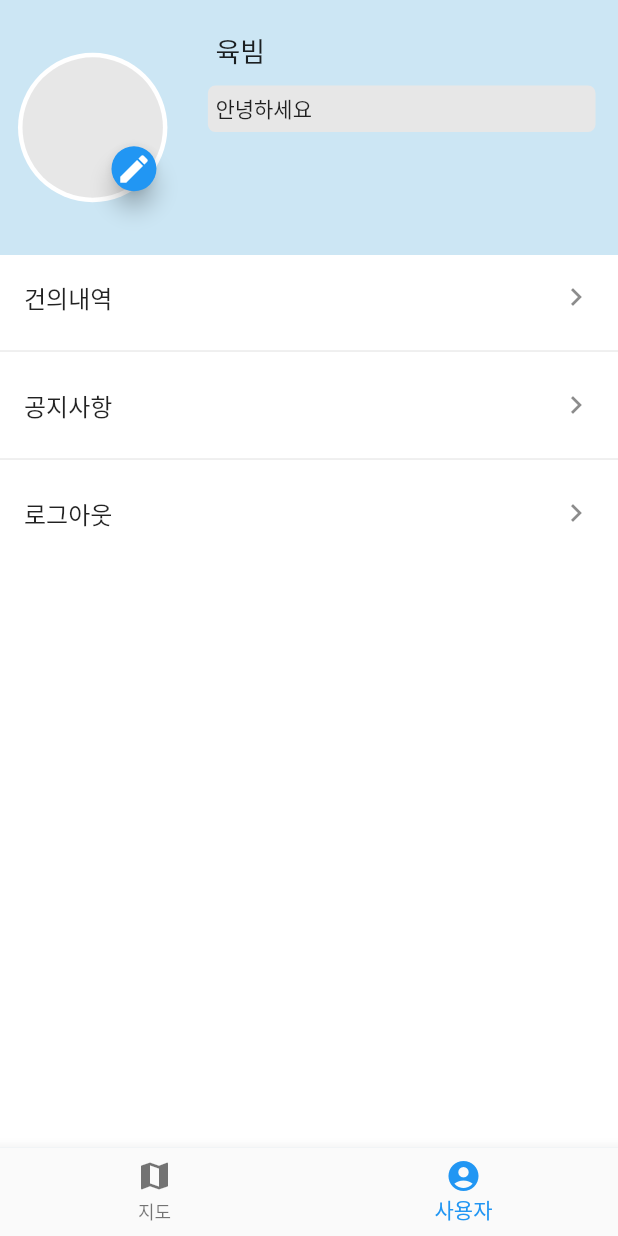
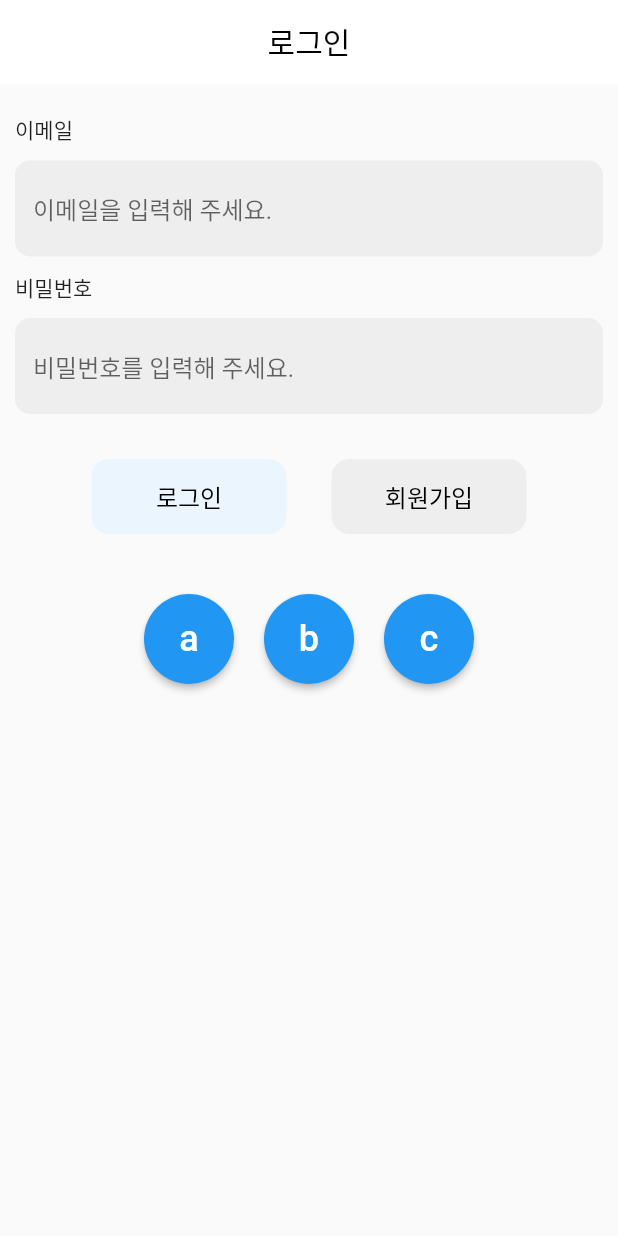
Before and after one commit to Yukhoebibimbap/huemap, a Flutter app: the screen it shows after launch, on a phone screen of 412 x 824 dp. Run offline on Flutter 3.47's test engine with Material 2 defaults, Android fonts, the phone set to English and light mode, and no system bars; our stand-ins replace fluttertoast, geolocator, permission_handler, webview_flutter.

Commit message:
[#182] feat: login view 작성

```diff
--- a/frontend/lib/ui/page/root_page.dart
+++ b/frontend/lib/ui/page/root_page.dart
@@ -4,7 +4,7 @@ import 'package:provider/provider.dart';
 import 'package:huemap_app/ui/viewmodel/map_viewmodel.dart';
 import 'package:huemap_app/ui/view/user_view.dart';
 
-void main(){runApp(const MaterialApp(home:RootPage()));}
+// void main(){runApp(const MaterialApp(home:RootPage()));}
 
 class RootPage extends StatefulWidget {
   const RootPage({Key? key}) : super(key: key);
--- /dev/null
+++ b/frontend/lib/ui/view/login_view.dart
@@ -0,0 +1,161 @@
+import 'package:flutter/material.dart';
+
+void main(){runApp(const MaterialApp(home:LoginView()));}
+
+
+class LoginView extends StatelessWidget {
+  const LoginView({Key? key}) : super(key: key);
+
+  @override
+  Widget build(BuildContext context) {
+    return Container(
+      child: Scaffold(
+        appBar: AppBar(
+          backgroundColor: Colors.white,
+          foregroundColor: Colors.black,
+          elevation: 0,
+          title: const Center(child: Text('로그인')),
+        ),
+        body: Column(
+          mainAxisAlignment: MainAxisAlignment.start,
+          crossAxisAlignment: CrossAxisAlignment.stretch,
+          children: [
+            Container(
+              padding: const EdgeInsets.only(left: 10, top: 20),
+              child: const Text('이메일'),
+            ),
+            Container(
+              padding: const EdgeInsets.all(10),
+              child: TextField(
+                decoration: InputDecoration(
+                  border: OutlineInputBorder(
+                    borderRadius: BorderRadius.circular(10),
+                    borderSide: BorderSide.none,
+                  ),
+                  filled: true,
+                  fillColor: const Color(0xFFEEEEEE),
+                  hintText: '이메일을 입력해 주세요.'
+                )
+              )
+            ),
+            Container(
+              padding: const EdgeInsets.only(left: 10),
+              child: const Text('비밀번호'),
+            ),
+            Container(
+                padding: const EdgeInsets.only(top: 10, left: 10, right: 10, bottom: 30),
+                child: TextField(
+                    decoration: InputDecoration(
+                        border: OutlineInputBorder(
+                          borderRadius: BorderRadius.circular(10),
+                          borderSide: BorderSide.none,
+                        ),
+                        filled: true,
+                        fillColor: const Color(0xFFEEEEEE),
+                        hintText: '비밀번호를 입력해 주세요.'
+                    )
+                )
+            ),
+            Container(
+              padding: EdgeInsets.only(bottom: 30),
+              child: Row(
+                mainAxisAlignment: MainAxisAlignment.center,
+                children: [
+                  Container(
+                    width: 160,
+                    height: 50,
+                    padding: EdgeInsets.symmetric(horizontal:15),
+                    child: TextButton(
+                      onPressed: (){},
+                      style: TextButton.styleFrom(
+                        backgroundColor: const Color(0xCCE6F4FF),
+                        foregroundColor: Colors.black,
+                        shape: RoundedRectangleBorder(
+                          borderRadius: BorderRadius.circular(12),
+                        )
+                      ),
+                      child: const Text(
+                          '로그인',
+                          style: TextStyle(
+                            fontSize: 16,
+                          )
+                      )
+                    ),
+                  ),
+                  Container(
+                    width: 160,
+                    height: 50,
+                    padding: EdgeInsets.symmetric(horizontal:15),
+                    child: TextButton(
+                        onPressed: (){},
+                        style: TextButton.styleFrom(
+                          backgroundColor: Color(0xFFEEEEEE),
+                          foregroundColor: Colors.black,
+                          shape: RoundedRectangleBorder(
+                            borderRadius: BorderRadius.circular(12),
+                          )
+                        ),
+                        child: const Text(
+                            '회원가입',
+                          style: TextStyle(
+                            fontSize: 16,
+                          )
+                        )
+                    ),
+                  ),
+                ]
+              )
+            ),
+            Container(
+                child: Row(
+                    mainAxisAlignment: MainAxisAlignment.center,
+                    children: [
+                      Container(
+                        width: 80,
+                        height: 80,
+                        padding: EdgeInsets.symmetric(horizontal:10),
+                        child: ElevatedButton(
+                          onPressed: () {},
+                          style: ElevatedButton.styleFrom(
+                            shape: CircleBorder(),
+                            backgroundColor: Colors.blue,
+                          ),
+                          child: Text('a', style: TextStyle(fontSize: 24)),
+                        ),
+                      ),
+                      Container(
+                        width: 80,
+                        height: 80,
+                        padding: EdgeInsets.symmetric(horizontal: 10),
+                        child: ElevatedButton(
+                          onPressed: () {},
+                          child: Text('b', style: TextStyle(fontSize: 24)),
+                          style: ElevatedButton.styleFrom(
+                            shape: CircleBorder(),
+                            backgroundColor: Colors.blue,
+                          ),
+                        ),
+                      ),
+                      Container(
+                        width: 80,
+                        height: 80,
+                        padding: EdgeInsets.symmetric(horizontal: 10),
+                        child: ElevatedButton(
+                          onPressed: () {},
+                          child: Text('c', style: TextStyle(fontSize: 24)),
+                          style: ElevatedButton.styleFrom(
+                            shape: CircleBorder(),
+                            backgroundColor: Colors.blue,
+                          ),
+                        ),
+                      ),
+                    ]
+                )
+            ),
+          ]
+        ),
+      )
+
+    );
+  }
+}
```
